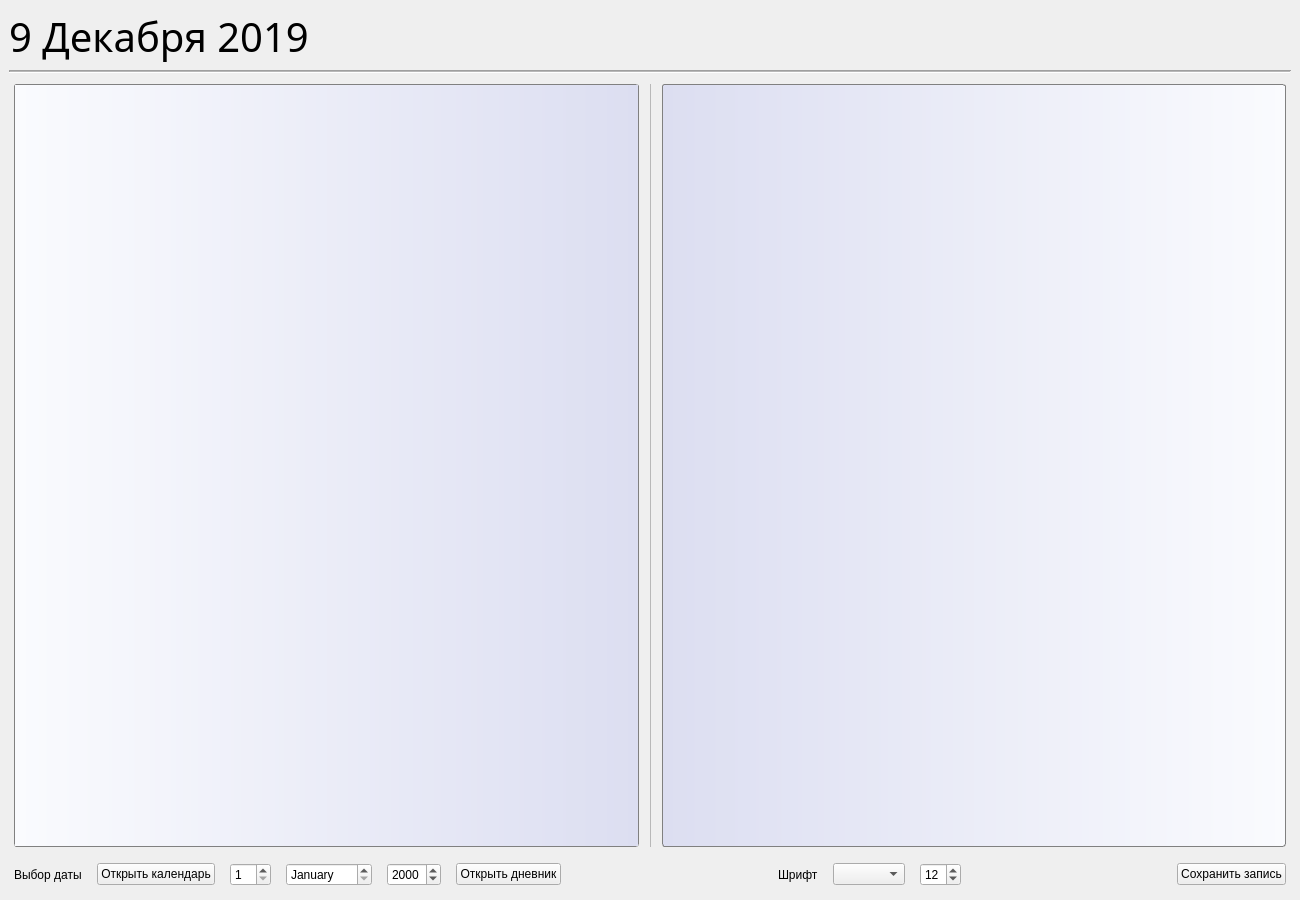
Ore111ek/ThisLifeIsMine, file dairy.ui: the form before one commit.
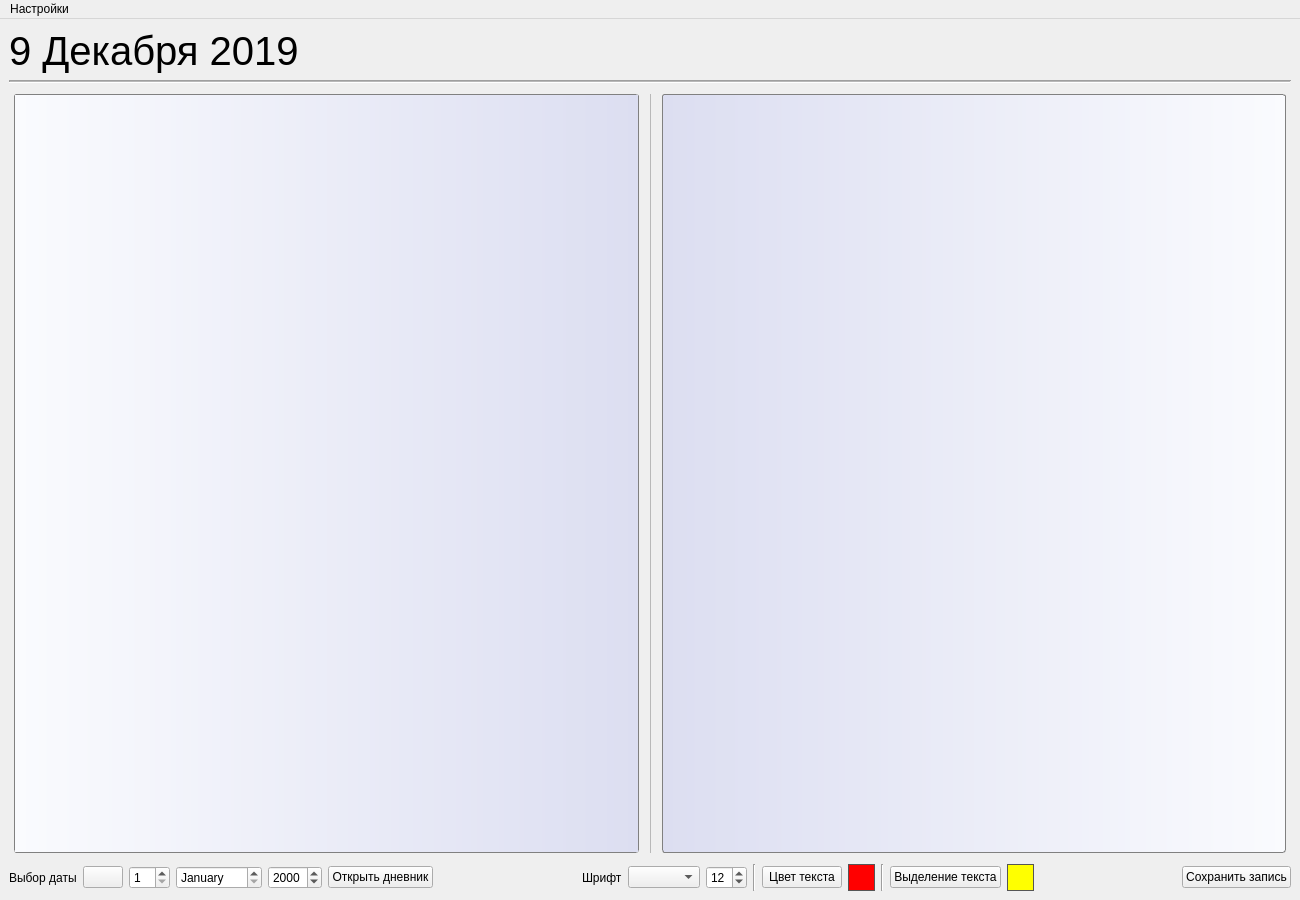
The form after the commit. Icons and pictures are not drawn.

```diff
--- a/dairy.ui
+++ b/dairy.ui
@@ -27,7 +27,7 @@
      <widget class="QLabel" name="label">
       <property name="font">
        <font>
-        <family>Monotype Corsiva</family>
+        <family>MS Shell Dlg 2</family>
         <pointsize>30</pointsize>
        </font>
       </property>
@@ -260,7 +260,7 @@
         </property>
         <property name="font">
          <font>
-          <family>Monotype Corsiva</family>
+          <family>MS Shell Dlg 2</family>
           <pointsize>12</pointsize>
           <italic>false</italic>
           <kerning>true</kerning>
@@ -283,9 +283,6 @@
         <property name="overwriteMode">
          <bool>false</bool>
         </property>
-        <property name="placeholderText">
-         <string/>
-        </property>
        </widget>
       </item>
       <item>
@@ -504,7 +501,7 @@
         </property>
         <property name="font">
          <font>
-          <family>Monotype Corsiva</family>
+          <family>MS Shell Dlg 2</family>
           <pointsize>12</pointsize>
          </font>
         </property>
@@ -550,22 +547,9 @@
      </layout>
     </item>
     <item>
+     <layout class="QHBoxLayout" name="horizontalLayout_4">
+      <item>
      <layout class="QHBoxLayout" name="horizontalLayout">
-      <property name="spacing">
-       <number>15</number>
-      </property>
-      <property name="leftMargin">
-       <number>5</number>
-      </property>
-      <property name="topMargin">
-       <number>5</number>
-      </property>
-      <property name="rightMargin">
-       <number>5</number>
-      </property>
-      <property name="bottomMargin">
-       <number>5</number>
-      </property>
       <item>
        <widget class="QLabel" name="label_2">
         <property name="sizePolicy">
@@ -581,8 +565,21 @@
       </item>
       <item>
        <widget class="QPushButton" name="pushButton">
+          <property name="sizePolicy">
+           <sizepolicy hsizetype="Maximum" vsizetype="Fixed">
+            <horstretch>0</horstretch>
+            <verstretch>0</verstretch>
+           </sizepolicy>
+          </property>
+          <property name="styleSheet">
+           <string notr="true"/>
+          </property>
         <property name="text">
-         <string>Открыть календарь</string>
+           <string/>
+          </property>
+          <property name="icon">
+           <iconset resource="resources.qrc">
+            <normaloff>:/icons/img/calendar.png</normaloff>:/icons/img/calendar.png</iconset>
         </property>
        </widget>
       </item>
@@ -621,6 +618,12 @@
       </item>
       <item>
        <widget class="QDateEdit" name="dateEdit_month">
+          <property name="sizePolicy">
+           <sizepolicy hsizetype="Maximum" vsizetype="Fixed">
+            <horstretch>0</horstretch>
+            <verstretch>0</verstretch>
+           </sizepolicy>
+          </property>
         <property name="displayFormat">
          <string>MMMM</string>
         </property>
@@ -628,6 +631,12 @@
       </item>
       <item>
        <widget class="QDateEdit" name="dateEdit_year">
+          <property name="sizePolicy">
+           <sizepolicy hsizetype="Maximum" vsizetype="Fixed">
+            <horstretch>0</horstretch>
+            <verstretch>0</verstretch>
+           </sizepolicy>
+          </property>
         <property name="displayFormat">
          <string>yyyy</string>
         </property>
@@ -646,8 +655,12 @@
         </property>
        </widget>
       </item>
+       </layout>
+      </item>
       <item>
-       <spacer name="horizontalSpacer_2">
+       <layout class="QHBoxLayout" name="horizontalLayout_3">
+        <item>
+         <spacer name="horizontalSpacer">
         <property name="orientation">
          <enum>Qt::Horizontal</enum>
         </property>
@@ -681,7 +694,65 @@
        </widget>
       </item>
       <item>
-       <spacer name="horizontalSpacer">
+         <widget class="Line" name="line_8">
+          <property name="orientation">
+           <enum>Qt::Vertical</enum>
+          </property>
+         </widget>
+        </item>
+        <item>
+         <widget class="QPushButton" name="textColorButton">
+          <property name="text">
+           <string>Цвет текста</string>
+          </property>
+         </widget>
+        </item>
+        <item>
+         <widget class="QPushButton" name="TextColor">
+          <property name="styleSheet">
+           <string notr="true">QPushButton {
+ background-color: red; 
+ border: 1px solid #555;
+ width:25px;
+ height:25px;
+ }</string>
+          </property>
+          <property name="text">
+           <string/>
+          </property>
+         </widget>
+        </item>
+        <item>
+         <widget class="Line" name="line_7">
+          <property name="orientation">
+           <enum>Qt::Vertical</enum>
+          </property>
+         </widget>
+        </item>
+        <item>
+         <widget class="QPushButton" name="BackColorButton">
+          <property name="text">
+           <string>Выделение текста</string>
+          </property>
+         </widget>
+        </item>
+        <item>
+         <widget class="QPushButton" name="BackColor">
+          <property name="styleSheet">
+           <string notr="true">QPushButton {
+ background-color: yellow; 
+ border: 1px solid #555;
+ width:25px;
+ height:25px;
+ }</string>
+          </property>
+          <property name="text">
+           <string/>
+          </property>
+         </widget>
+        </item>
+        <item>
+         <spacer name="horizontalSpacer_2">
         <property name="orientation">
          <enum>Qt::Horizontal</enum>
         </property>
@@ -692,6 +763,8 @@
          </size>
         </property>
        </spacer>
+        </item>
+       </layout>
       </item>
       <item>
        <widget class="QPushButton" name="saveButton">
@@ -719,8 +792,106 @@
      <height>26</height>
     </rect>
    </property>
-  </widget>
- </widget>
- <resources/>
+   <widget class="QMenu" name="menu">
+    <property name="title">
+     <string>Настройки</string>
+    </property>
+    <widget class="QMenu" name="menu_3">
+     <property name="title">
+      <string>Цвет страниц</string>
+     </property>
+     <addaction name="actionSetPageColor"/>
+     <addaction name="actionColorPage"/>
+     <addaction name="actionPageGradient"/>
+    </widget>
+    <widget class="QMenu" name="menu_4">
+     <property name="title">
+      <string>Цвет текста</string>
+     </property>
+     <addaction name="actionColor"/>
+     <addaction name="actionChoiceTextColor"/>
+    </widget>
+    <widget class="QMenu" name="menu_5">
+     <property name="title">
+      <string>Цвет выделения текста</string>
+     </property>
+     <addaction name="actionBackground"/>
+     <addaction name="actionChoiceBackColor"/>
+    </widget>
+    <widget class="QMenu" name="menu_6">
+     <property name="title">
+      <string>Стиль</string>
+     </property>
+     <addaction name="actionSetFont"/>
+     <addaction name="actionFont"/>
+    </widget>
+    <addaction name="menu_6"/>
+    <addaction name="menu_4"/>
+    <addaction name="menu_5"/>
+    <addaction name="menu_3"/>
+    <addaction name="separator"/>
+   </widget>
+   <addaction name="menu"/>
+  </widget>
+  <action name="actionFont">
+   <property name="text">
+    <string>Стиль шрифта</string>
+   </property>
+  </action>
+  <action name="actionColor">
+   <property name="text">
+    <string>Применить к выделенному</string>
+   </property>
+   <property name="shortcut">
+    <string>Alt+T</string>
+   </property>
+  </action>
+  <action name="actionBackground">
+   <property name="text">
+    <string>Применить к выделенному</string>
+   </property>
+   <property name="shortcut">
+    <string>Alt+B</string>
+   </property>
+  </action>
+  <action name="actionColorPage">
+   <property name="text">
+    <string>Сплошной цвет</string>
+   </property>
+  </action>
+  <action name="actionPageGradient">
+   <property name="text">
+    <string>Градиент</string>
+   </property>
+  </action>
+  <action name="actionChoiceTextColor">
+   <property name="text">
+    <string>Выбор цвета</string>
+   </property>
+  </action>
+  <action name="actionChoiceBackColor">
+   <property name="text">
+    <string>Выбор цвета</string>
+   </property>
+  </action>
+  <action name="action_7">
+   <property name="text">
+    <string>Цветстраниц</string>
+   </property>
+  </action>
+  <action name="actionSetPageColor">
+   <property name="text">
+    <string>Использовать последний</string>
+   </property>
+  </action>
+  <action name="actionSetFont">
+   <property name="text">
+    <string>Применить к тексту</string>
+   </property>
+  </action>
+ </widget>
+ <resources>
+  <include location="resources.qrc"/>
+ </resources>
  <connections/>
 </ui>
```
Left out of the diff: 5 changed lines with no effect on the pictures. Lines whose indentation alone changed are shown as unchanged.
